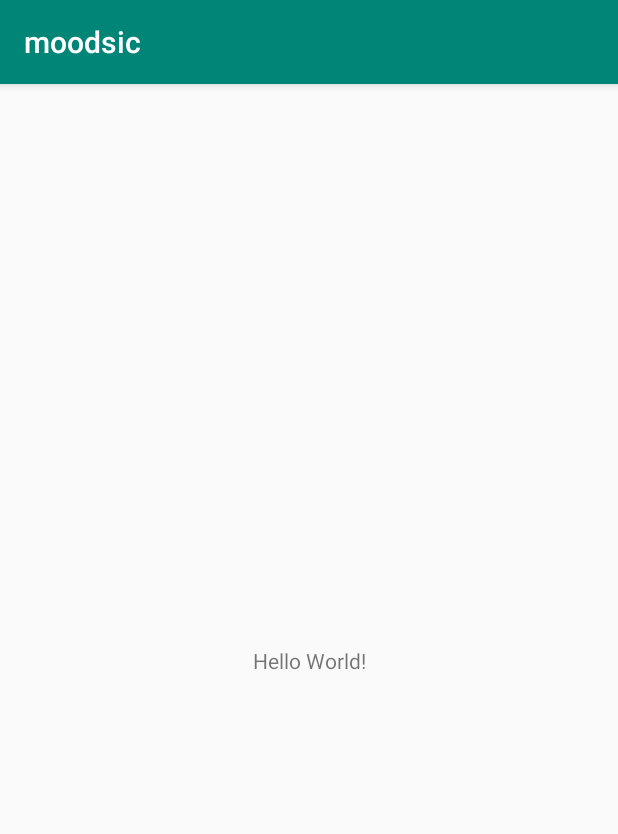
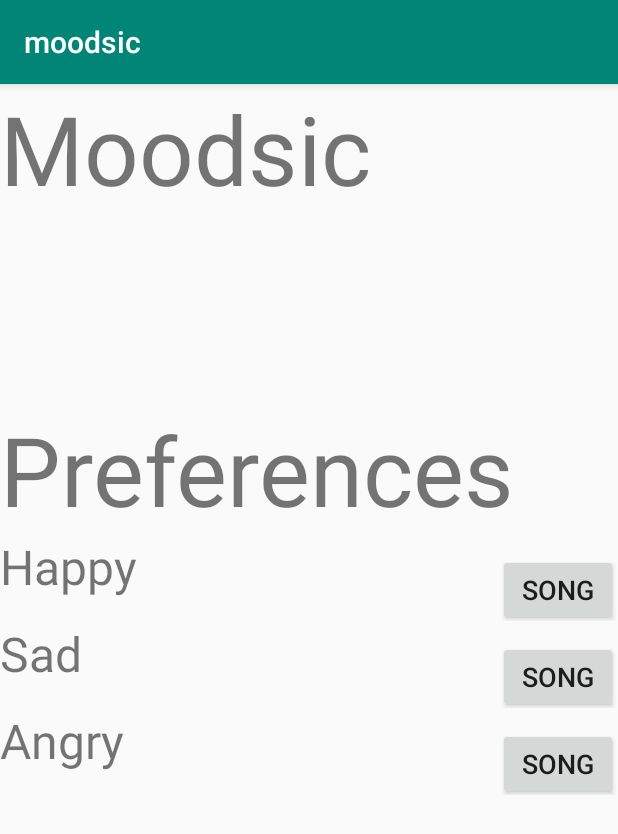
Before and after one commit to matttang7/moodsic, an Android app: the screen it shows after launch (MainActivity), on a phone screen of 412 x 824 dp. Shown: the top 834 px of the screen. Run offline under Robolectric (Android 15) with nearby library versions, the phone set to English and light mode, and no system bars.

Commit message:
made main layout

```diff
--- a/moodsic/app/src/main/res/layout/activity_main.xml
+++ b/moodsic/app/src/main/res/layout/activity_main.xml
@@ -7,12 +7,110 @@
     tools:context=".MainActivity">
 
     <TextView
+        android:id="@+id/Title"
         android:layout_width="wrap_content"
         android:layout_height="wrap_content"
-        android:text="Hello World!"
+        android:layout_marginBottom="214dp"
+        android:gravity="start"
+        android:text="Moodsic"
+        android:textSize="64sp"
+        app:layout_constraintBottom_toTopOf="@+id/scrollView3"
+        app:layout_constraintStart_toStartOf="parent"
+        app:layout_constraintTop_toTopOf="parent"></TextView>
+
+    <TextView
+        android:id="@+id/preferences"
+        android:layout_width="wrap_content"
+        android:layout_height="wrap_content"
+        android:gravity="start"
+        android:text="Preferences"
+        android:textSize="64sp"
+        app:layout_constraintBottom_toTopOf="@+id/scrollView3"
+        app:layout_constraintStart_toStartOf="@+id/scrollView3"></TextView>
+
+    <ScrollView
+        android:id="@+id/scrollView3"
+        android:layout_width="0dp"
+        android:layout_height="0dp"
         app:layout_constraintBottom_toBottomOf="parent"
-        app:layout_constraintLeft_toLeftOf="parent"
-        app:layout_constraintRight_toRightOf="parent"
-        app:layout_constraintTop_toTopOf="parent" />
+        app:layout_constraintEnd_toEndOf="parent"
+        app:layout_constraintStart_toStartOf="parent"
+        app:layout_constraintTop_toBottomOf="@+id/Title">
+
+        <LinearLayout
+            android:layout_width="match_parent"
+            android:layout_height="wrap_content"
+            android:orientation="vertical">
+
+            <LinearLayout xmlns:android="http://schemas.android.com/apk/res/android"
+                android:orientation="horizontal"
+                android:layout_width="fill_parent"
+                android:layout_height="fill_parent"
+                >
+                <TextView
+                    android:layout_alignParentLeft="true"
+                    android:text="Happy"
+                    android:layout_weight="1"
+                    android:id="@+id/heppy"
+                    android:textSize="32sp"
+                    android:layout_height="wrap_content"
+                    android:layout_width="fill_parent">
+                </TextView>
+                <Button android:text="Song"
+                    android:id="@+id/happybutton"
+                    android:textSize="18dp"
+                    android:layout_marginTop="10dp"
+                    android:layout_height="wrap_content"
+                    android:layout_width="80dp">
+                </Button>
+            </LinearLayout>
+
+            <LinearLayout xmlns:android="http://schemas.android.com/apk/res/android"
+                android:orientation="horizontal"
+                android:layout_width="fill_parent"
+                android:layout_height="fill_parent"
+                >
+                <TextView
+                    android:layout_alignParentLeft="true"
+                    android:text="Sad"
+                    android:layout_weight="1"
+                    android:id="@+id/sad"
+                    android:textSize="32sp"
+                    android:layout_height="wrap_content"
+                    android:layout_width="fill_parent">
+                </TextView>
+                <Button android:text="Song"
+                    android:id="@+id/sadbutton"
+                    android:textSize="18dp"
+                    android:layout_marginTop="10dp"
+                    android:layout_height="wrap_content"
+                    android:layout_width="80dp">
+                </Button>
+            </LinearLayout>
+
+            <LinearLayout xmlns:android="http://schemas.android.com/apk/res/android"
+                android:orientation="horizontal"
+                android:layout_width="fill_parent"
+                android:layout_height="fill_parent"
+                >
+                <TextView
+                    android:layout_alignParentLeft="true"
+                    android:text="Angry"
+                    android:layout_weight="1"
+                    android:id="@+id/angry"
+                    android:textSize="32sp"
+                    android:layout_height="wrap_content"
+                    android:layout_width="fill_parent">
+                </TextView>
+                <Button android:text="Song"
+                    android:id="@+id/angrybutton"
+                    android:textSize="18dp"
+                    android:layout_marginTop="10dp"
+                    android:layout_height="wrap_content"
+                    android:layout_width="80dp">
+                </Button>
+            </LinearLayout>
+        </LinearLayout>
+    </ScrollView>
 
 </androidx.constraintlayout.widget.ConstraintLayout>
--- /dev/null
+++ b/moodsic/app/src/main/res/layout/popup_menu.xml
@@ -0,0 +1,15 @@
+
+<menu xmlns:android="http://schemas.android.com/apk/res/android">
+<item
+    android:id="@+id/one"
+    android:title="One"/>
+
+<item
+    android:id="@+id/two"
+    android:title="Two"/>
+
+<item
+    android:id="@+id/three"
+    android:title="Three"/>
+
+</menu>
```
